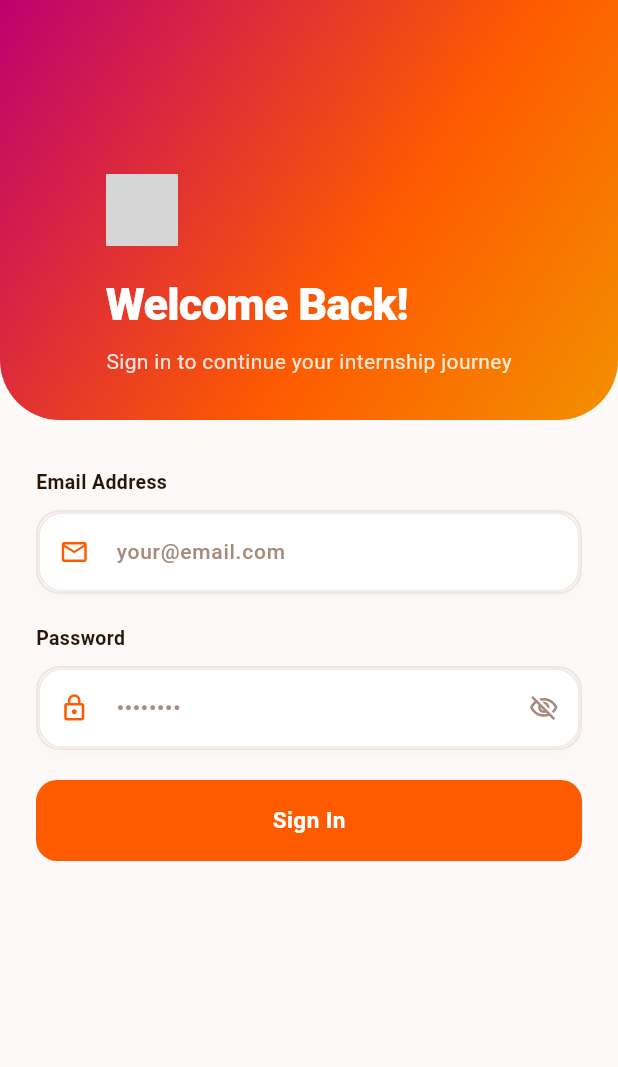
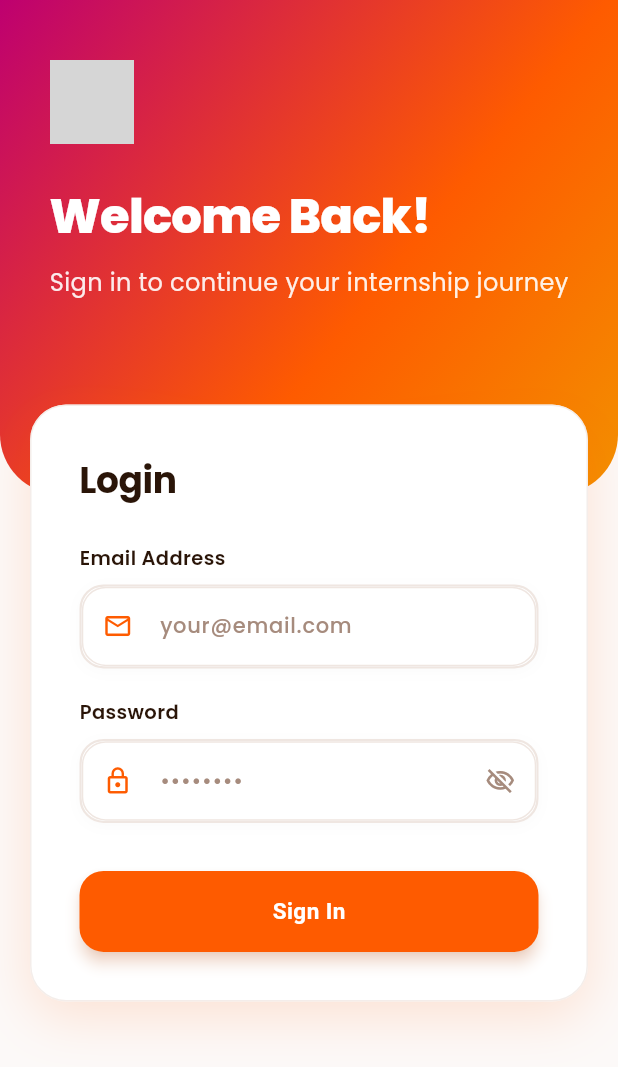
Before and after one commit to mithunlingala30/internship-portal, a Flutter app: the screen it shows after launch, on a phone screen of 412 x 824 dp. Shown: the top 1067 px of the screen. Run offline on Flutter 3.47's test engine with Material 3 defaults, Android fonts, the phone set to English and light mode, and no system bars; our stand-ins replace cloud_firestore, file_picker, firebase_auth, firebase_core, firebase_messaging, firebase_storage and 3 more; accounts and stored records are empty; grey boxes are pictures that could not be loaded.

Commit message:
Update mobile web UI and notifications

```diff
--- a/lib/screens/login_screen.dart
+++ b/lib/screens/login_screen.dart
@@ -72,12 +72,21 @@ class _LoginScreenState extends State<LoginScreen>
   Widget build(BuildContext context) {
     return Scaffold(
       backgroundColor: AppColors.background,
-      body: SingleChildScrollView(
-        child: Column(
+      body: LayoutBuilder(
+        builder: (context, constraints) {
+          final double headerHeight = constraints.maxHeight * 0.4;
+          final double clampedHeaderHeight =
+              headerHeight < 280.0 ? 280.0 : (headerHeight > 400.0 ? 400.0 : headerHeight);
+
+          return SingleChildScrollView(
+            child: ConstrainedBox(
+              constraints: BoxConstraints(minHeight: constraints.maxHeight),
+              child: IntrinsicHeight(
+                child: Stack(
                   children: [
-            // Top Banner
+                    // Top Banner Background
                     Container(
-              height: 280,
+                      height: clampedHeaderHeight,
                       width: double.infinity,
                       decoration: const BoxDecoration(
                         gradient: AppColors.primaryGradient,
@@ -87,38 +96,39 @@ class _LoginScreenState extends State<LoginScreen>
                         ),
                       ),
                       child: SafeArea(
-                child: Center(
+                        bottom: false,
+                        child: Align(
+                          alignment: Alignment.topCenter,
                           child: Container(
                             constraints: const BoxConstraints(maxWidth: 500),
-                    child: Padding(
-                      padding: const EdgeInsets.all(28),
+                            padding: const EdgeInsets.symmetric(horizontal: 28, vertical: 40),
                             child: Column(
                               crossAxisAlignment: CrossAxisAlignment.start,
-                        mainAxisAlignment: MainAxisAlignment.end,
                               children: [
                                 ClipRRect(
                                   borderRadius: BorderRadius.circular(12),
                                   child: Image.asset(
                                     'master_4k.png',
-                              width: 48,
-                              height: 48,
+                                    width: 56,
+                                    height: 56,
                                     fit: BoxFit.contain,
                                   ),
                                 ),
-                          const SizedBox(height: 16),
+                                const SizedBox(height: 24),
                                 const Text(
                                   'Welcome Back!',
                                   style: TextStyle(
-                              fontSize: 30,
+                                    fontSize: 32,
                                     fontWeight: FontWeight.w800,
                                     color: Colors.white,
                                     letterSpacing: -0.5,
                                   ),
                                 ),
-                          const SizedBox(height: 6),
+                                const SizedBox(height: 8),
                                 Text(
                                   'Sign in to continue your internship journey',
-                            style: TextStyle(fontSize: 14, color: Colors.white.withValues(alpha: 0.85)),
+                                  style: TextStyle(
+                                      fontSize: 16, color: Colors.white.withValues(alpha: 0.9)),
                                 ),
                               ],
                             ),
@@ -126,21 +136,47 @@ class _LoginScreenState extends State<LoginScreen>
                         ),
                       ),
                     ),
+                    // Form Content
+                    Align(
+                      alignment: Alignment.topCenter,
+                      child: Padding(
+                        padding: EdgeInsets.only(
+                          top: clampedHeaderHeight - 60,
+                          left: 20,
+                          right: 20,
+                          bottom: 40,
                         ),
-            // Form
-            FadeTransition(
+                        child: FadeTransition(
                           opacity: _fadeAnim,
                           child: SlideTransition(
                             position: _slideAnim,
-                child: Center(
                             child: Container(
-                    constraints: const BoxConstraints(maxWidth: 500),
-                    child: Padding(
-                      padding: const EdgeInsets.all(24),
+                              constraints: const BoxConstraints(maxWidth: 450),
+                              decoration: AppDecorations.cardDecoration.copyWith(
+                                borderRadius: BorderRadius.circular(24),
+                                boxShadow: [
+                                  BoxShadow(
+                                    color: AppColors.primary.withValues(alpha: 0.15),
+                                    blurRadius: 30,
+                                    offset: const Offset(0, 10),
+                                  ),
+                                ],
+                              ),
+                              padding: const EdgeInsets.all(32),
                               child: Column(
+                                mainAxisSize: MainAxisSize.min,
                                 crossAxisAlignment: CrossAxisAlignment.start,
                                 children: [
-                      const SizedBox(height: 8),
+                                  const Text(
+                                    'Login',
+                                    style: TextStyle(
+                                      fontSize: 24,
+                                      fontWeight: FontWeight.w700,
+                                      color: AppColors.textPrimary,
+                                      letterSpacing: -0.3,
+                                    ),
+                                  ),
+                                  const SizedBox(height: 24),
                                   _buildLabel('Email Address'),
                                   const SizedBox(height: 8),
                                   _buildTextField(
@@ -157,8 +193,7 @@ class _LoginScreenState extends State<LoginScreen>
                                     icon: Icons.lock_outline,
                                     isPassword: true,
                                   ),
-
-                      const SizedBox(height: 20),
+                                  const SizedBox(height: 32),
                                   SizedBox(
                                     width: double.infinity,
                                     height: 54,
@@ -167,14 +202,21 @@ class _LoginScreenState extends State<LoginScreen>
                                       style: ElevatedButton.styleFrom(
                                         backgroundColor: AppColors.primary,
                                         foregroundColor: Colors.white,
-                            shape: RoundedRectangleBorder(borderRadius: BorderRadius.circular(14)),
+                                        elevation: 4,
+                                        shadowColor: AppColors.primary.withValues(alpha: 0.4),
+                                        shape: RoundedRectangleBorder(
+                                            borderRadius: BorderRadius.circular(16)),
                                       ),
                                       child: _isLoading
-                              ? const SizedBox(width: 22, height: 22, child: CircularProgressIndicator(color: Colors.white, strokeWidth: 2.5))
-                              : const Text('Sign In', style: AppTextStyles.buttonText),
+                                          ? const SizedBox(
+                                              width: 24,
+                                              height: 24,
+                                              child: CircularProgressIndicator(
+                                                  color: Colors.white, strokeWidth: 2.5))
+                                          : const Text('Sign In',
+                                              style: AppTextStyles.buttonText),
                                     ),
                                   ),
-                        const SizedBox(height: 24),
                                 ],
                               ),
                             ),
@@ -184,6 +226,10 @@ class _LoginScreenState extends State<LoginScreen>
                     ),
                   ],
                 ),
+              ),
+            ),
+          );
+        },
       ),
     );
   }
--- a/lib/services/push_notification_service.dart
+++ b/lib/services/push_notification_service.dart
@@ -47,7 +47,15 @@ class PushNotificationService {
       // Get FCM token and save to Firestore
       // On web without a VAPID key this may return null — handle gracefully
       try {
-        String? token = await _fcm.getToken();
+        String? token;
+        if (kIsWeb) {
+          // IMPORTANT: Replace 'YOUR_WEB_VAPID_KEY_HERE' with your actual key from
+          // Firebase Console -> Project Settings -> Cloud Messaging -> Web configuration
+          token = await _fcm.getToken(vapidKey: 'YOUR_WEB_VAPID_KEY_HERE');
+        } else {
+          token = await _fcm.getToken();
+        }
+
         if (token != null) {
           _saveTokenToFirestore(token);
         }
--- a/lib/theme/app_theme.dart
+++ b/lib/theme/app_theme.dart
@@ -1,4 +1,5 @@
 import 'package:flutter/material.dart';
+import 'package:google_fonts/google_fonts.dart';
 
 class AppColors {
   // ── Core palette: Vibrant Sunrise/Sunset (matches icon) ───────────────
@@ -155,7 +156,6 @@ class AppTheme {
   static ThemeData get lightTheme {
     return ThemeData(
       useMaterial3: true,
-      fontFamily: 'Poppins',
       colorScheme: ColorScheme.fromSeed(
         seedColor: AppColors.primary,
         primary: AppColors.primary,
@@ -167,7 +167,8 @@ class AppTheme {
         onSurface: AppColors.textPrimary,
       ),
       scaffoldBackgroundColor: AppColors.background,
-      textTheme: const TextTheme(
+      textTheme: GoogleFonts.poppinsTextTheme(
+        const TextTheme(
           displayLarge: AppTextStyles.heading1,
           displayMedium: AppTextStyles.heading2,
           displaySmall: AppTextStyles.heading3,
@@ -175,6 +176,7 @@ class AppTheme {
           bodyMedium: AppTextStyles.bodySecondary,
           bodySmall: AppTextStyles.bodySmall,
           labelLarge: AppTextStyles.label,
+        ),
       ),
 
       // ── AppBar ───────────────────────────────────────────────
--- a/pubspec.yaml
+++ b/pubspec.yaml
@@ -20,6 +20,7 @@ dependencies:
   url_launcher: ^6.2.5
   image_picker: ^1.2.1
   flutter_local_notifications: ^21.0.0
+  google_fonts: ^6.2.1
 
 dev_dependencies:
   flutter_test:
```
Also changed, not shown: pubspec.lock, 2 other files. Lines whose indentation alone changed are shown as unchanged.
